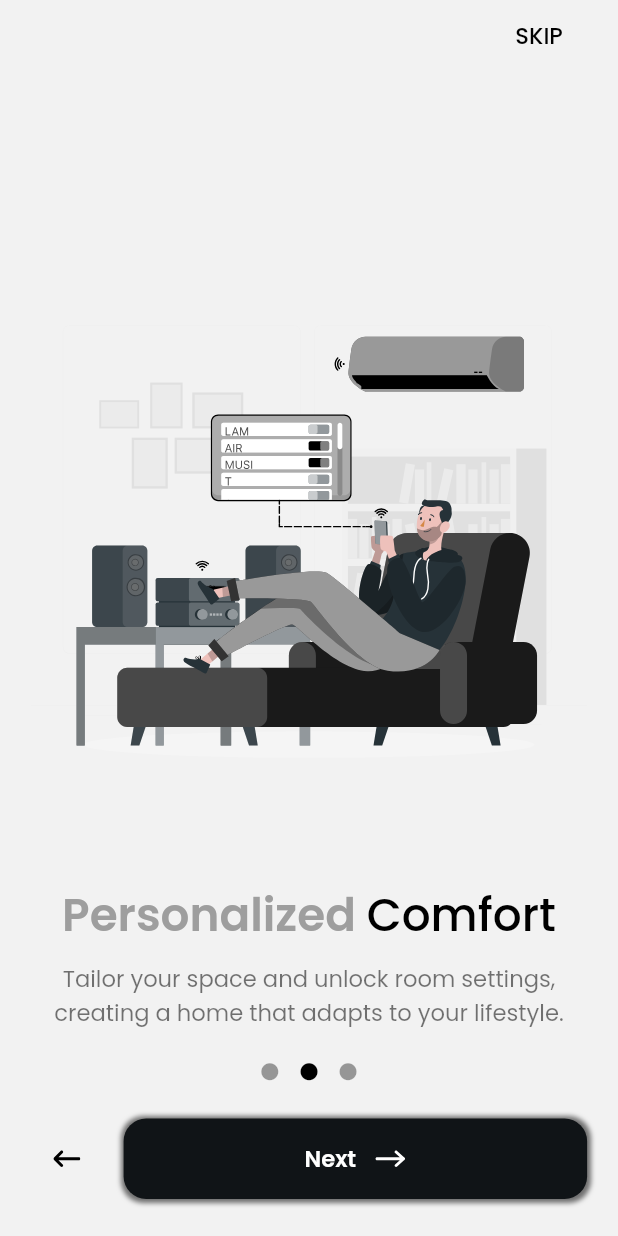
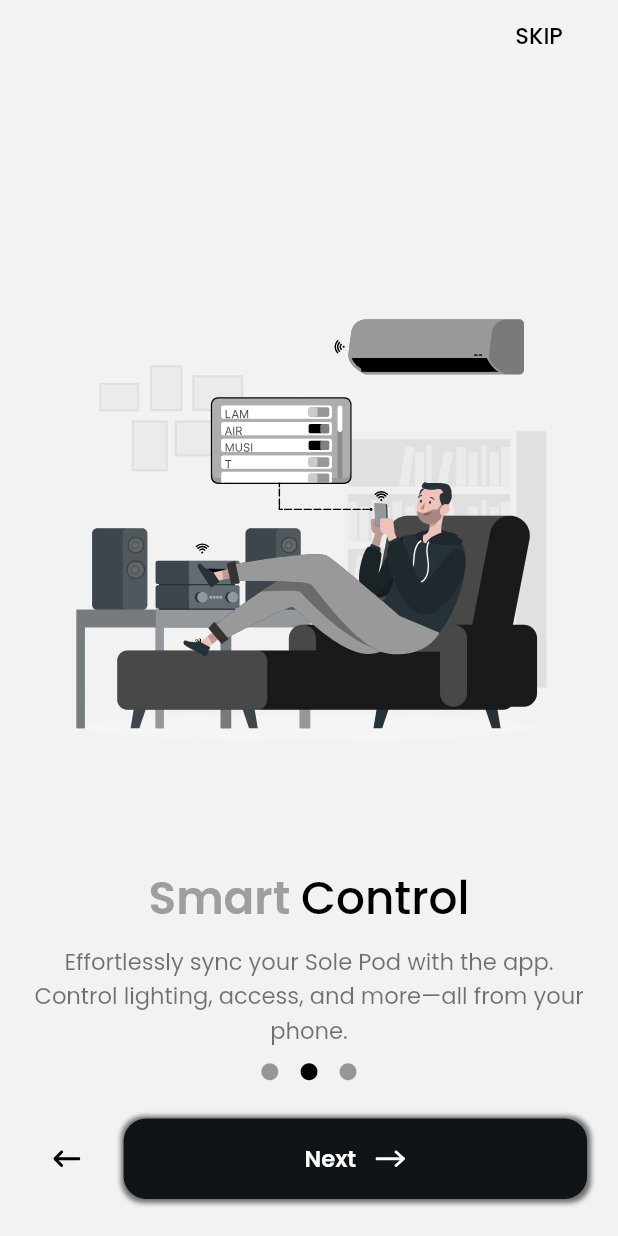
Before and after one commit to mideunlocked/sole-capsule, a Flutter app: the screen it shows after launch, swiped to page 2, on a phone screen of 412 x 824 dp. Run offline on Flutter 3.47's test engine with Material 3 defaults, Android fonts, the phone set to English and light mode, and no system bars; drawn by our look-alikes of carousel_slider; our stand-ins replace cloud_firestore, firebase_auth, firebase_core, firebase_messaging, firebase_storage, flutter_blue_plus and 17 more; missing offline and left inert: encrypt, firebase_app_check, flutter_stripe, remove_bg, wifi_iot; accounts and stored records are empty; project files that could hold a hidden picture were left out.

Commit message:
new commit

```diff
--- a/lib/helpers/onboarding_data.dart
+++ b/lib/helpers/onboarding_data.dart
@@ -5,21 +5,25 @@ List<Onboarding> onboardingData = const [
   Onboarding(
     index: 0,
     illustration: AppConstants.onboarding1,
-    title: <String>['Discover ', 'SoleCapsule'],
-    subtitle: 'Step into SoleCapsule for an elevated smart home experience.',
+    title: <String>['Discover ', 'Sole Pods'],
+    subtitle:
+        'Welcome to the Future of Sneaker Storage. Time to put your favorite pair on display',
   ),
   Onboarding(
     index: 1,
     illustration: AppConstants.onboarding2,
-    title: <String>['Personalized ', 'Comfort'],
+    title: <String>['Smart ', 'Control'],
     subtitle:
-        'Tailor your space and unlock room settings, creating a home that adapts to your lifestyle.',
+        'Effortlessly sync your Sole Pod with the app. Control lighting, access, and more—all from your phone.',
   ),
   Onboarding(
     index: 2,
     illustration: AppConstants.onboarding3,
     title: <String>['Secure & ', 'Smart Living'],
     subtitle:
-        'Join SoleCapsule to monitor your home remotely, ensuring safety and optimizing energy.',
+        'Match your mood, your kicks, and your space with customizable LED lighting. Set the perfect vibe with a tap.',
   ),
 ];
+
+
+//
--- a/lib/screens/onboarding_screens/welcome_screen.dart
+++ b/lib/screens/onboarding_screens/welcome_screen.dart
@@ -64,7 +64,7 @@ class WelcomeScreen extends StatelessWidget {
                   ),
                   SizedBox(height: 1.h),
                   const Text(
-                    'It\'s time to simplify and enhance your home automation experience.',
+                    'It\'s time to put your favorite Pair on Display',
                     textAlign: TextAlign.center,
                     style: TextStyle(
                       color: Colors.black54,
```
